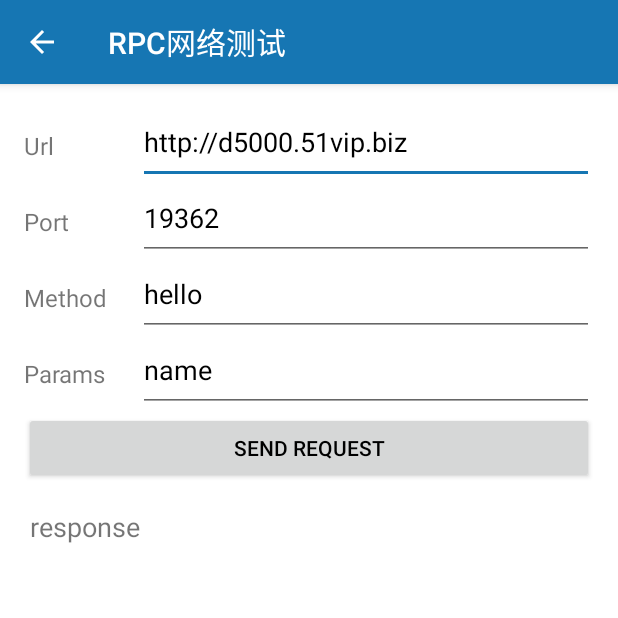
After one commit to larryliang1994/IntelOper, an Android app: the NetworkTestActivity screen opened directly, with no data from a screen before it, on a phone screen of 412 x 824 dp, the top half of it. The commit adds this screen. Run offline under Robolectric (Android 15) with nearby library versions, the phone set to English and light mode, and no system bars; our stand-ins replace ButterKnife; libraries missing offline, so code that uses them is left out: hprose.client, hprose.common.

Commit message:
Ping通了网络，加入网络测试页面

```diff
--- a/app/src/main/java/com/jiubai/inteloper/config/Constants.java
+++ b/app/src/main/java/com/jiubai/inteloper/config/Constants.java
@@ -5,6 +5,10 @@ package com.jiubai.inteloper.config;
  */
 @SuppressWarnings("ConstantConditions")
 public class Constants {
+    public static final String SERVER_URL = "http://d5000.51vip.biz";
+
+    public static final String PORT = "19362";
+
     public static final int REQUEST_TIMEOUT = 10000;
 
     public static final String SUCCESS = "900001";
--- /dev/null
+++ b/app/src/main/java/com/jiubai/inteloper/ui/activity/NetworkTestActivity.java
@@ -0,0 +1,120 @@
+package com.jiubai.inteloper.ui.activity;
+
+import android.app.ProgressDialog;
+import android.os.Bundle;
+import android.support.v7.app.AppCompatActivity;
+import android.support.v7.widget.Toolbar;
+import android.text.TextUtils;
+import android.util.Log;
+import android.view.View;
+import android.widget.EditText;
+import android.widget.TextView;
+import android.widget.Toast;
+
+import com.jiubai.inteloper.R;
+import com.jiubai.inteloper.config.Constants;
+
+import butterknife.Bind;
+import butterknife.ButterKnife;
+import butterknife.OnClick;
+import hprose.client.HproseHttpClient;
+import hprose.common.HproseCallback1;
+import hprose.common.HproseErrorEvent;
+
+public class NetworkTestActivity extends AppCompatActivity {
+
+    @Bind(R.id.editText_url)
+    EditText mUrlEditText;
+
+    @Bind(R.id.editText_port)
+    EditText mPortEditText;
+
+    @Bind(R.id.editText_method)
+    EditText mMethodEditText;
+
+    @Bind(R.id.editText_parameters)
+    EditText mParamEditText;
+
+    @Bind(R.id.textView_response)
+    TextView mResponseTextView;
+
+    @Bind(R.id.toolbar)
+    Toolbar mToolbar;
+
+    private ProgressDialog mProgressDialog;
+
+    @Override
+    protected void onCreate(Bundle savedInstanceState) {
+        super.onCreate(savedInstanceState);
+        setContentView(R.layout.activity_network_test);
+
+        ButterKnife.bind(this);
+
+        initView();
+    }
+
+    private void initView() {
+        setSupportActionBar(mToolbar);
+        mToolbar.setNavigationOnClickListener(new View.OnClickListener() {
+            @Override
+            public void onClick(View view) {
+                finish();
+            }
+        });
+
+        mProgressDialog = new ProgressDialog(this);
+        mProgressDialog.setMessage("请求中...");
+        mProgressDialog.setCancelable(false);
+        mProgressDialog.setCanceledOnTouchOutside(false);
+
+        mUrlEditText.setText(Constants.SERVER_URL);
+
+        mPortEditText.setText(Constants.PORT);
+
+        mMethodEditText.setText("hello");
+
+        mParamEditText.setText("name");
+    }
+
+    @OnClick({R.id.button_send_request})
+    public void onClick(View view) {
+        switch (view.getId()) {
+            case R.id.button_send_request:
+                mProgressDialog.show();
+                try {
+                    String url = mUrlEditText.getText().toString();
+
+                    if (!TextUtils.isEmpty(mPortEditText.getText().toString())) {
+                        url += ":" + mPortEditText.getText().toString();
+                    }
+
+                    HproseHttpClient client = new HproseHttpClient(url);
+                    client.setTimeout(10000);
+                    client.invoke(mMethodEditText.getText().toString(), new Object[]{mParamEditText.getText().toString()},
+                            new HproseCallback1<String>() {
+                                @Override
+                                public void handler(String o) {
+                                    mProgressDialog.dismiss();
+                                    Log.i("intel success", o);
+                                    mResponseTextView.setText("success" + "\n" + o);
+                                }
+                            },
+                            new HproseErrorEvent() {
+                                @Override
+                                public void handler(String s, Throwable throwable) {
+                                    mProgressDialog.dismiss();
+                                    Log.i("intel error", s + " : " + throwable.toString());
+                                    mResponseTextView.setText("error" + "\n" + throwable.toString());
+                                }
+                            });
+                } catch (Exception exception) {
+                    mProgressDialog.dismiss();
+
+                    exception.printStackTrace();
+
+                    Toast.makeText(this, exception.toString(), Toast.LENGTH_SHORT).show();
+                }
+                break;
+        }
+    }
+}
--- /dev/null
+++ b/app/src/main/res/layout/activity_network_test.xml
@@ -0,0 +1,150 @@
+<?xml version="1.0" encoding="utf-8"?>
+<android.support.design.widget.CoordinatorLayout
+    xmlns:android="http://schemas.android.com/apk/res/android"
+    xmlns:app="http://schemas.android.com/apk/res-auto"
+    xmlns:tools="http://schemas.android.com/tools"
+    android:layout_width="match_parent"
+    android:layout_height="match_parent"
+    android:background="#ffffff" >
+
+    <android.support.design.widget.AppBarLayout
+        android:layout_width="match_parent"
+        android:layout_height="wrap_content">
+
+        <android.support.v7.widget.Toolbar
+            android:id="@+id/toolbar"
+            android:layout_width="match_parent"
+            android:layout_height="wrap_content"
+            app:navigationIcon="@drawable/back_white"
+            app:title="RPC网络测试"/>
+
+    </android.support.design.widget.AppBarLayout>
+
+    <android.support.v4.widget.NestedScrollView
+        android:layout_width="match_parent"
+        android:layout_height="match_parent"
+        app:layout_behavior="@string/appbar_scrolling_view_behavior">
+
+        <LinearLayout
+            android:layout_width="match_parent"
+            android:layout_height="wrap_content"
+            android:background="#ffffff"
+            android:orientation="vertical"
+            android:padding="16dp"
+            tools:context="com.jiubai.inteloper.ui.activity.NetworkTestActivity">
+
+            <LinearLayout
+                android:layout_width="match_parent"
+                android:layout_height="wrap_content"
+                android:orientation="horizontal"
+                android:gravity="center_vertical">
+
+                <TextView
+                    android:layout_width="60dp"
+                    android:layout_height="wrap_content"
+                    android:text="Url"
+                    android:textSize="16sp"
+                    android:layout_marginRight="16dp"/>
+
+                <EditText
+                    android:id="@+id/editText_url"
+                    android:layout_width="match_parent"
+                    android:layout_height="wrap_content"
+                    android:hint="url"
+                    android:paddingBottom="16dp"
+                    android:textColor="#000000"
+                    android:textColorHint="#777777" />
+
+            </LinearLayout>
+
+        <LinearLayout
+            android:layout_width="match_parent"
+            android:layout_height="wrap_content"
+            android:orientation="horizontal"
+            android:gravity="center_vertical">
+
+            <TextView
+                android:layout_width="60dp"
+                android:layout_height="wrap_content"
+                android:text="Port"
+                android:textSize="16sp"
+                android:layout_marginRight="16dp"/>
+
+            <EditText
+                android:id="@+id/editText_port"
+                android:layout_width="match_parent"
+                android:layout_height="wrap_content"
+                android:hint="port"
+                android:paddingBottom="16dp"
+                android:textColor="#000000"
+                android:textColorHint="#777777" />
+            </LinearLayout>
+
+        <LinearLayout
+            android:layout_width="match_parent"
+            android:layout_height="wrap_content"
+            android:orientation="horizontal"
+            android:gravity="center_vertical">
+
+            <TextView
+                android:layout_width="60dp"
+                android:layout_height="wrap_content"
+                android:text="Method"
+                android:textSize="16sp"
+                android:layout_marginRight="16dp"/>
+
+            <EditText
+                android:id="@+id/editText_method"
+                android:layout_width="match_parent"
+                android:layout_height="wrap_content"
+                android:hint="method"
+                android:paddingBottom="16dp"
+                android:textColor="#000000"
+                android:textColorHint="#777777" />
+            </LinearLayout>
+
+        <LinearLayout
+            android:layout_width="match_parent"
+            android:layout_height="wrap_content"
+            android:orientation="horizontal"
+            android:gravity="center_vertical">
+
+            <TextView
+                android:id="@+id/textView4"
+                android:layout_width="60dp"
+                android:layout_height="wrap_content"
+                android:layout_marginRight="16dp"
+                android:text="Params"
+                android:textSize="16sp" />
+
+            <EditText
+                android:id="@+id/editText_parameters"
+                android:layout_width="match_parent"
+                android:layout_height="wrap_content"
+                android:hint="parameters"
+                android:paddingBottom="16dp"
+                android:textColor="#000000"
+                android:textColorHint="#777777" />
+            </LinearLayout>
+
+            <Button
+                android:id="@+id/button_send_request"
+                android:layout_width="match_parent"
+                android:layout_height="wrap_content"
+                android:text="send request"
+                android:textColor="#000000" />
+
+            <TextView
+                android:id="@+id/textView_response"
+                android:layout_width="match_parent"
+                android:layout_height="200dp"
+                android:layout_marginLeft="4dp"
+                android:layout_marginTop="16dp"
+                android:text="response"
+                android:textSize="18sp" />
+
+        </LinearLayout>
+
+    </android.support.v4.widget.NestedScrollView>
+
+</android.support.design.widget.CoordinatorLayout>
--- a/build.gradle
+++ b/build.gradle
@@ -5,7 +5,7 @@ buildscript {
         jcenter()
     }
     dependencies {
-        classpath 'com.android.tools.build:gradle:2.3.2'
+        classpath 'com.android.tools.build:gradle:2.3.3'
 
         // NOTE: Do not place your application dependencies here; they belong
         // in the individual module build.gradle files
```
Also changed, not shown: app/build.gradle (+24 -5 lines), app/src/main/AndroidManifest.xml (+10 -4 lines), app/src/main/java/com/jiubai/inteloper/App.java (+0 -10 lines), app/src/main/java/com/jiubai/inteloper/net/RequestUtil.java (added, +26 -0 lines), app/src/main/java/com/jiubai/inteloper/net/VolleyUtil.java (deleted, +0 -75 lines), app/src/main/java/com/jiubai/inteloper/presenter/LoginPresenterImpl.java (+1 -74 lines), app/src/main/java/com/jiubai/inteloper/ui/activity/LoginActivity.java (+24 -7 lines), app/src/main/res/layout/activity_login.xml (+33 -33 lines), app/src/main/res/menu/menu_login.xml (added, +9 -0 lines), gradle/wrapper/gradle-wrapper.properties, 4 other files.
